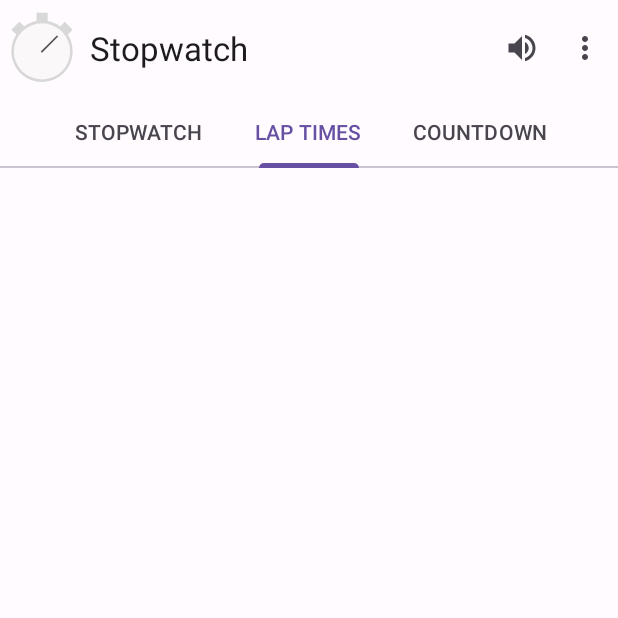
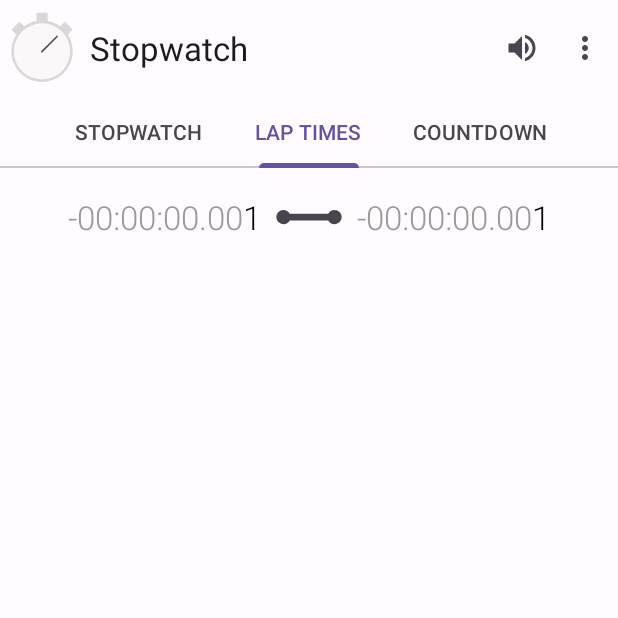
Before and after one commit to iplanetcn/stopwatch-android, an Android app: the screen it shows after launch (MainActivity), tab 2 chosen, on a phone screen of 412 x 824 dp, the top half of it. Run offline under Robolectric (Android 15) with nearby library versions, the phone set to English and light mode, and no system bars; our stand-ins replace Timber.

```diff
--- a/app/src/main/AndroidManifest.xml
+++ b/app/src/main/AndroidManifest.xml
@@ -4,6 +4,7 @@
     package="io.github.iplanetcn.app.stopwatch"
     android:installLocation="auto">
 
+    <uses-permission android:name="android.permission.POST_NOTIFICATIONS" />
     <uses-permission android:name="android.permission.WAKE_LOCK" />
     <uses-permission android:name="android.permission.VIBRATE" />
 
--- a/app/src/main/java/io/github/iplanetcn/app/stopwatch/utils/LapTimeRecorder.kt
+++ b/app/src/main/java/io/github/iplanetcn/app/stopwatch/utils/LapTimeRecorder.kt
@@ -14,9 +14,10 @@ object LapTimeRecorder {
         cxt.getSharedPreferences(PREFS_NAME_LAP_TIMES, Context.MODE_PRIVATE).apply {
             var lapTimeNum = 0
             mLapTimes.clear()
-            val lt = 0.0
+            var lt = 0.0
             var prevZero = false
-            while (getLong(KEY_LAP_TIME_X + lapTimeNum, -1L).toDouble() != -1.0) {
+            while (lt != -1.0) {
+                lt = getLong(KEY_LAP_TIME_X + lapTimeNum, -1L).toDouble()
                 lapTimeNum++
                 prevZero = if (lt == 0.0 && prevZero) {
                     continue
--- a/app/src/main/java/io/github/iplanetcn/app/stopwatch/utils/TimeUtils.kt
+++ b/app/src/main/java/io/github/iplanetcn/app/stopwatch/utils/TimeUtils.kt
@@ -3,7 +3,6 @@ package io.github.iplanetcn.app.stopwatch.utils
 import android.content.Context
 import android.text.SpannableString
 import android.text.style.TextAppearanceSpan
-import android.util.Log
 import io.github.iplanetcn.app.stopwatch.R
 import timber.log.Timber
 import kotlin.math.floor
@@ -58,7 +57,7 @@ object TimeUtils {
                 }
                 sString = SpannableString(timeText)
                 if (lastLightChar > 0) {
-                    if (lastLightChar > 0) sString.setSpan(
+                    sString.setSpan(
                         TextAppearanceSpan(
                             context,
                             if (lightTheme) R.style.TimeTextLight else R.style.TimeTextDarkThemeDark
--- a/app/src/main/res/drawable/ic_lap_time_divider.xml
+++ b/app/src/main/res/drawable/ic_lap_time_divider.xml
@@ -1,7 +1,7 @@
 <vector xmlns:android="http://schemas.android.com/apk/res/android"
     android:width="48dp"
     android:height="24dp"
-    android:tint="#959595"
+    android:tint="?attr/colorControlNormal"
     android:viewportWidth="96"
     android:viewportHeight="48">
     <path
--- a/app/src/main/res/values/strings.xml
+++ b/app/src/main/res/values/strings.xml
@@ -11,9 +11,9 @@
     <string name="hours">Hours</string>
     <string name="minutes">Minutes</string>
     <string name="seconds">Seconds</string>
-    <string name="play_store_uri">http://play.google.com/store/apps/details?id=io.github.iplanetcn.app.stopwatch</string>
+    <string name="play_store_uri" translatable="false">http://play.google.com/store/apps/details?id=io.github.iplanetcn.app.stopwatch</string>
     <string name="countdown_complete">Countdown Complete!</string>
-    <string name="default_time">00:00:00.000</string>
+    <string name="default_time" translatable="false">00:00:00.000</string>
     <string name="rate_app">Rate app</string>
     <string name="settings">Settings</string>
     <string name="clear_all_laps">Clear all laps</string>
@@ -33,7 +33,7 @@
     <string name="settings_vibrate">Vibrations</string>
     <string name="settings_endless_alert">Extra Long Alert</string>
     <string name="settings_animations">Hand Animations</string>
-    <string name="settings_about_text">A Stopwatch implements by kotlin. \n\n The source code is available on <a href="https://github.com/iplanetcn/stopwatch-android">Github</a>.</string>
+    <string name="settings_about_text" translatable="false">A Stopwatch implements by kotlin. \n\n The source code is available on <a href="https://github.com/iplanetcn/stopwatch-android">Github</a>.</string>
     <string name="settings_libraries_text">None</string>
     <string name="reset_time">Reset Time</string>
     <string name="audio_toggle">Audio Toggle</string>
```
Also changed, not shown: app/src/main/java/io/github/iplanetcn/app/stopwatch/MainActivity.kt (+2 -5 lines), app/src/main/java/io/github/iplanetcn/app/stopwatch/widget/StopwatchView.kt (+17 -13 lines), 1 other file.
